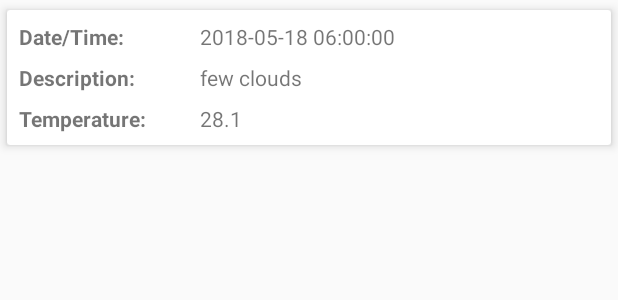
After one commit to german2010/openweather-app, an Android app: the layout weather_item.xml on its own in the app's theme, with its tools: preview values and no code run, on a phone screen of 412 x 824 dp. The commit adds this screen. Shown: the top 300 px of the screen. Run offline under Robolectric (Android 15) with nearby library versions, the phone set to English and light mode, and no system bars.

Commit message:
Added ui and showing weather forecast

```diff
--- /dev/null
+++ b/app/src/main/java/weather/gpolitov/com/weatherapp/Constants.kt
@@ -0,0 +1,3 @@
+package weather.gpolitov.com.weatherapp
+
+const val WEATHER_UNIT_SYSTEM = "metric"
--- a/app/src/main/java/weather/gpolitov/com/weatherapp/di/AppComponent.kt
+++ b/app/src/main/java/weather/gpolitov/com/weatherapp/di/AppComponent.kt
@@ -2,6 +2,7 @@ package weather.gpolitov.com.weatherapp.di
 
 import dagger.BindsInstance
 import dagger.Component
+import weather.gpolitov.com.weatherapp.App
 import javax.inject.Singleton
 
 @Singleton
@@ -18,6 +19,4 @@ interface AppComponent {
     }
 
     fun inject(app: App)
-
-    fun inject(appInterceptor: AppInterceptor)
 }
--- /dev/null
+++ b/app/src/main/res/layout/weather_item.xml
@@ -0,0 +1,117 @@
+<?xml version="1.0" encoding="utf-8"?>
+<android.support.v7.widget.CardView xmlns:android="http://schemas.android.com/apk/res/android"
+    xmlns:tools="http://schemas.android.com/tools"
+    android:layout_width="match_parent"
+    android:layout_height="wrap_content"
+    xmlns:app="http://schemas.android.com/apk/res-auto"
+    android:clickable="true"
+    android:foreground="?android:attr/selectableItemBackground"
+    app:cardBackgroundColor="@android:color/white"
+    app:cardElevation="@dimen/spacing_micro"
+    app:cardUseCompatPadding="true"
+    android:focusable="true">
+
+    <android.support.constraint.ConstraintLayout xmlns:android="http://schemas.android.com/apk/res/android"
+        xmlns:app="http://schemas.android.com/apk/res-auto"
+        android:layout_width="match_parent"
+        android:layout_height="wrap_content">
+
+        <TextView
+            android:id="@+id/date_text_view"
+            android:layout_width="0dp"
+            android:layout_height="wrap_content"
+            android:layout_marginEnd="@dimen/spacing_little"
+            android:layout_marginStart="@dimen/spacing_little"
+            android:layout_marginTop="@dimen/spacing_little"
+            android:maxLines="1"
+            android:ellipsize="end"
+            tools:text="2018-05-18 06:00:00"
+            app:layout_constraintEnd_toEndOf="parent"
+            app:layout_constraintStart_toStartOf="@+id/guideline"
+            app:layout_constraintTop_toTopOf="parent" />
+
+        <TextView
+            android:id="@+id/description_text_view"
+            android:layout_width="0dp"
+            android:layout_height="wrap_content"
+            android:layout_marginEnd="@dimen/spacing_little"
+            android:layout_marginStart="@dimen/spacing_little"
+            android:layout_marginTop="@dimen/spacing_little"
+            android:maxLines="1"
+            android:ellipsize="end"
+            tools:text="few clouds"
+            app:layout_constraintEnd_toEndOf="parent"
+            app:layout_constraintStart_toStartOf="@+id/guideline"
+            app:layout_constraintTop_toBottomOf="@+id/date_text_view" />
+
+        <TextView
+            android:id="@+id/temp_text_view"
+            android:layout_width="0dp"
+            android:layout_height="wrap_content"
+            android:layout_marginBottom="@dimen/spacing_little"
+            android:layout_marginEnd="@dimen/spacing_little"
+            android:layout_marginStart="@dimen/spacing_little"
+            android:layout_marginTop="@dimen/spacing_little"
+            android:ellipsize="end"
+            android:maxLines="1"
+            app:layout_constraintBottom_toBottomOf="parent"
+            app:layout_constraintEnd_toEndOf="parent"
+            app:layout_constraintStart_toStartOf="@+id/guideline"
+            app:layout_constraintTop_toBottomOf="@+id/description_text_view"
+            tools:text="28.1" />
+
+        <TextView
+            android:id="@+id/textView"
+            android:layout_width="0dp"
+            android:layout_height="wrap_content"
+            android:layout_marginEnd="@dimen/spacing_little"
+            android:layout_marginStart="@dimen/spacing_little"
+            android:layout_marginTop="@dimen/spacing_little"
+            android:maxLines="1"
+            android:ellipsize="end"
+            android:textStyle="bold"
+            android:text="@string/date_time_title"
+            app:layout_constraintEnd_toStartOf="@+id/guideline"
+            app:layout_constraintStart_toStartOf="parent"
+            app:layout_constraintTop_toTopOf="parent" />
+
+        <TextView
+            android:id="@+id/textView2"
+            android:layout_width="0dp"
+            android:layout_height="wrap_content"
+            android:layout_marginEnd="@dimen/spacing_little"
+            android:layout_marginStart="@dimen/spacing_little"
+            android:layout_marginTop="@dimen/spacing_little"
+            android:textStyle="bold"
+            android:maxLines="1"
+            android:ellipsize="end"
+            android:text="@string/description_title"
+            app:layout_constraintEnd_toStartOf="@+id/guideline"
+            app:layout_constraintStart_toStartOf="parent"
+            app:layout_constraintTop_toBottomOf="@+id/textView" />
+
+        <TextView
+            android:id="@+id/textView3"
+            android:layout_width="0dp"
+            android:layout_height="wrap_content"
+            android:layout_marginBottom="@dimen/spacing_little"
+            android:layout_marginEnd="@dimen/spacing_little"
+            android:layout_marginStart="@dimen/spacing_little"
+            android:layout_marginTop="@dimen/spacing_little"
+            android:ellipsize="end"
+            android:maxLines="1"
+            android:text="@string/temperature_title"
+            android:textStyle="bold"
+            app:layout_constraintBottom_toBottomOf="parent"
+            app:layout_constraintEnd_toStartOf="@+id/guideline"
+            app:layout_constraintStart_toStartOf="parent"
+            app:layout_constraintTop_toBottomOf="@+id/textView2" />
+
+        <android.support.constraint.Guideline
+            android:id="@+id/guideline"
+            android:layout_width="wrap_content"
+            android:layout_height="wrap_content"
+            android:orientation="vertical"
+            app:layout_constraintGuide_begin="@dimen/guidline_spacing" />
+    </android.support.constraint.ConstraintLayout>
+</android.support.v7.widget.CardView>
--- /dev/null
+++ b/app/src/main/res/values/dimens.xml
@@ -0,0 +1,8 @@
+<?xml version="1.0" encoding="utf-8"?>
+<resources>
+
+    <dimen name="spacing_micro">4dp</dimen>
+    <dimen name="spacing_little">8dp</dimen>
+    <dimen name="spacing_medium">16dp</dimen>
+    <dimen name="guidline_spacing">121dp</dimen>
+</resources>
--- a/app/src/main/res/values/strings.xml
+++ b/app/src/main/res/values/strings.xml
@@ -1,3 +1,8 @@
 <resources>
     <string name="app_name">Weather app</string>
+    <string name="get_weather">Get weather</string>
+    <string name="hint_city_name">Please enter city name</string>
+    <string name="temperature_title">Temperature:</string>
+    <string name="description_title">Description:</string>
+    <string name="date_time_title">Date/Time:</string>
 </resources>
--- a/build.gradle
+++ b/build.gradle
@@ -1,7 +1,7 @@
 // Top-level build file where you can add configuration options common to all sub-projects/modules.
 
 buildscript {
-    ext.kotlin_version = '1.2.31'
+    ext.kotlin_version = '1.2.41'
     repositories {
         google()
         jcenter()
@@ -34,7 +34,7 @@ ext {
     buildToolsVersion = '26.0.2'
 
     // App dependencies
-    supportLibVersion = '27.1.0'
+    supportLibVersion = '27.1.1'
     constraintLayout = '1.1.0'
     dagger = '2.14.1'
     rxandroid = '2.0.2'
```
Also changed, not shown: app/build.gradle (+5 -2 lines), app/src/main/AndroidManifest.xml (+6 -2 lines), app/src/main/java/weather/gpolitov/com/weatherapp/App.kt (added, +30 -0 lines), app/src/main/java/weather/gpolitov/com/weatherapp/MainActivity.kt (deleted, +0 -12 lines), app/src/main/java/weather/gpolitov/com/weatherapp/di/AppModule.kt (+13 -2 lines), app/src/main/java/weather/gpolitov/com/weatherapp/di/NetworkModule.kt (+2 -7 lines), app/src/main/java/weather/gpolitov/com/weatherapp/di/Scopes.kt (added, +11 -0 lines), app/src/main/java/weather/gpolitov/com/weatherapp/model/WeatherModels.kt (added, +22 -0 lines), app/src/main/java/weather/gpolitov/com/weatherapp/utils/schedulers/BaseShedulerProvider.kt (added, +14 -0 lines), app/src/main/java/weather/gpolitov/com/weatherapp/utils/schedulers/SchedulerProvider.kt (added, +24 -0 lines), app/src/main/java/weather/gpolitov/com/weatherapp/utils/schedulers/TrampolineShedulerProvider.kt (added, +23 -0 lines), app/src/main/res/layout/activity_main.xml (+7 -7 lines), app/src/main/res/layout/fragment_main.xml (added, +51 -0 lines), 1 other file.
